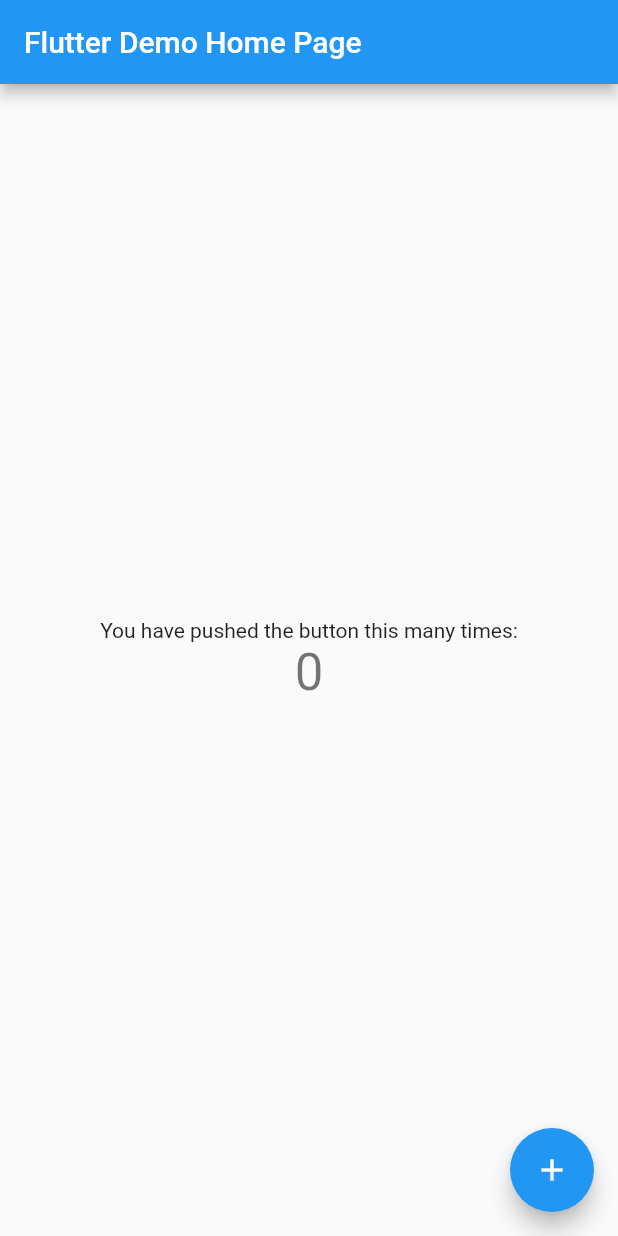
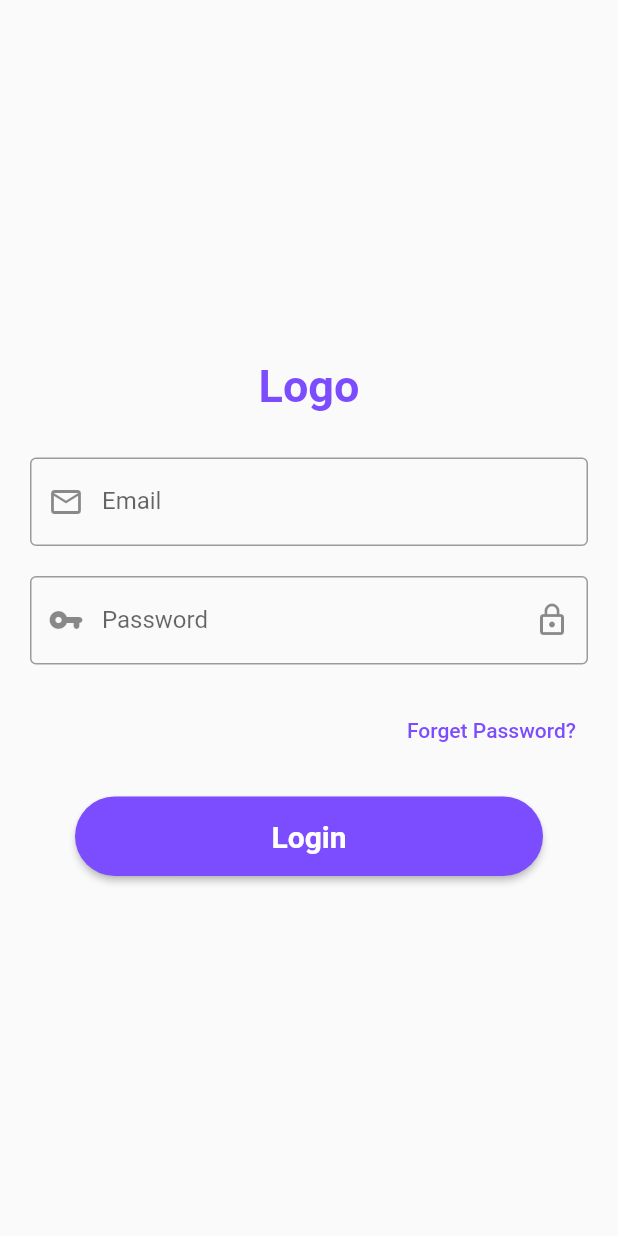
Before and after one commit to Uday0601/oemtester, a Flutter app: the screen it shows after launch, on a phone screen of 412 x 824 dp. Run offline on Flutter 3.47's test engine with Material 2 defaults, Android fonts, the phone set to English and light mode, and no system bars; our stand-ins replace form_field_validator.

Commit message:
new screens

```diff
--- /dev/null
+++ b/lib/custom_widgets/primary_button.dart
@@ -0,0 +1,31 @@
+import 'package:flutter/material.dart';
+
+class PrimaryButton extends StatelessWidget {
+  final color;
+  final textColor;
+  final VoidCallback onPressed;
+  final String text;
+
+  PrimaryButton(
+      {this.color, @required this.onPressed, this.text, this.textColor});
+
+  @override
+  Widget build(BuildContext context) {
+    return MaterialButton(
+      padding: EdgeInsets.symmetric(vertical: 15.0),
+      shape: RoundedRectangleBorder(
+        borderRadius: BorderRadius.all(
+          Radius.circular(40.0),
+        ),
+      ),
+      minWidth: double.infinity,
+      color: color,
+      onPressed: onPressed,
+      child: Text(
+        text,
+        style: TextStyle(
+            color: textColor, fontWeight: FontWeight.bold, fontSize: 20.0),
+      ),
+    );
+  }
+}
--- a/lib/main.dart
+++ b/lib/main.dart
@@ -1,8 +1,7 @@
 import 'package:flutter/material.dart';
+import 'package:oemtester/screens/login.dart';
 
-void main() {
-  runApp(MyApp());
-}
+void main() => runApp(MyApp());
 
 class MyApp extends StatelessWidget {
   // This widget is the root of your application.
@@ -11,103 +10,9 @@ class MyApp extends StatelessWidget {
     return MaterialApp(
       title: 'Flutter Demo',
       theme: ThemeData(
-        // This is the theme of your application.
-        //
-        // Try running your application with "flutter run". You'll see the
-        // application has a blue toolbar. Then, without quitting the app, try
-        // changing the primarySwatch below to Colors.green and then invoke
-        // "hot reload" (press "r" in the console where you ran "flutter run",
-        // or simply save your changes to "hot reload" in a Flutter IDE).
-        // Notice that the counter didn't reset back to zero; the application
-        // is not restarted.
-        primarySwatch: Colors.blue,
+        primarySwatch: Colors.deepPurple,
       ),
-      home: MyHomePage(title: 'Flutter Demo Home Page'),
+      home: Login(),
     );
   }
 }
-
-class MyHomePage extends StatefulWidget {
-  MyHomePage({Key key, this.title}) : super(key: key);
-
-  // This widget is the home page of your application. It is stateful, meaning
-  // that it has a State object (defined below) that contains fields that affect
-  // how it looks.
-
-  // This class is the configuration for the state. It holds the values (in this
-  // case the title) provided by the parent (in this case the App widget) and
-  // used by the build method of the State. Fields in a Widget subclass are
-  // always marked "final".
-
-  final String title;
-
-  @override
-  _MyHomePageState createState() => _MyHomePageState();
-}
-
-class _MyHomePageState extends State<MyHomePage> {
-  int _counter = 0;
-
-  void _incrementCounter() {
-    setState(() {
-      // This call to setState tells the Flutter framework that something has
-      // changed in this State, which causes it to rerun the build method below
-      // so that the display can reflect the updated values. If we changed
-      // _counter without calling setState(), then the build method would not be
-      // called again, and so nothing would appear to happen.
-      _counter++;
-    });
-  }
-
-  @override
-  Widget build(BuildContext context) {
-    // This method is rerun every time setState is called, for instance as done
-    // by the _incrementCounter method above.
-    //
-    // The Flutter framework has been optimized to make rerunning build methods
-    // fast, so that you can just rebuild anything that needs updating rather
-    // than having to individually change instances of widgets.
-    return Scaffold(
-      appBar: AppBar(
-        // Here we take the value from the MyHomePage object that was created by
-        // the App.build method, and use it to set our appbar title.
-        title: Text(widget.title),
-      ),
-      body: Center(
-        // Center is a layout widget. It takes a single child and positions it
-        // in the middle of the parent.
-        child: Column(
-          // Column is also a layout widget. It takes a list of children and
-          // arranges them vertically. By default, it sizes itself to fit its
-          // children horizontally, and tries to be as tall as its parent.
-          //
-          // Invoke "debug painting" (press "p" in the console, choose the
-          // "Toggle Debug Paint" action from the Flutter Inspector in Android
-          // Studio, or the "Toggle Debug Paint" command in Visual Studio Code)
-          // to see the wireframe for each widget.
-          //
-          // Column has various properties to control how it sizes itself and
-          // how it positions its children. Here we use mainAxisAlignment to
-          // center the children vertically; the main axis here is the vertical
-          // axis because Columns are vertical (the cross axis would be
-          // horizontal).
-          mainAxisAlignment: MainAxisAlignment.center,
-          children: <Widget>[
-            Text(
-              'You have pushed the button this many times:',
-            ),
-            Text(
-              '$_counter',
-              style: Theme.of(context).textTheme.headline4,
-            ),
-          ],
-        ),
-      ),
-      floatingActionButton: FloatingActionButton(
-        onPressed: _incrementCounter,
-        tooltip: 'Increment',
-        child: Icon(Icons.add),
-      ), // This trailing comma makes auto-formatting nicer for build methods.
-    );
-  }
-}
--- /dev/null
+++ b/lib/screens/login.dart
@@ -0,0 +1,126 @@
+import 'package:flutter/cupertino.dart';
+import 'package:flutter/material.dart';
+import 'package:form_field_validator/form_field_validator.dart';
+import 'package:oemtester/custom_widgets/primary_button.dart';
+import 'package:oemtester/screens/home.dart';
+
+class Login extends StatefulWidget {
+  @override
+  _LoginState createState() => _LoginState();
+}
+
+class _LoginState extends State<Login> {
+  bool _obscureText = true;
+  IconData _suffixIcon = Icons.lock_outline;
+
+  final emailValidator = MultiValidator([
+    EmailValidator(errorText: 'Invalid Email_Id'),
+    RequiredValidator(errorText: 'Required*')
+  ]);
+
+  final passwordValidator = MultiValidator([
+    MinLengthValidator(8, errorText: 'Password must be 8 characters*'),
+  ]);
+
+  @override
+  Widget build(BuildContext context) {
+    return SafeArea(
+      child: Scaffold(
+        body: Container(
+          child: Center(
+            child: Column(
+              mainAxisAlignment: MainAxisAlignment.center,
+              children: [
+                Text(
+                  'Logo',
+                  style: TextStyle(
+                      color: Colors.deepPurpleAccent,
+                      fontSize: 30.0,
+                      fontWeight: FontWeight.bold,
+                      fontStyle: FontStyle.normal),
+                  textAlign: TextAlign.center,
+                ),
+                SizedBox(
+                  height: 10.0,
+                ),
+                Padding(
+                  padding: EdgeInsets.fromLTRB(20.0, 20.0, 20.0, 0.0),
+                  child: TextFormField(
+                    cursorColor: Colors.deepPurpleAccent,
+                    autovalidateMode: AutovalidateMode.onUserInteraction,
+                    keyboardType: TextInputType.emailAddress,
+                    decoration: InputDecoration(
+                      labelText: 'Email',
+                      prefixIcon: Icon(Icons.email_outlined),
+                      border: OutlineInputBorder(),
+                    ),
+                    validator: emailValidator,
+                  ),
+                ),
+                Padding(
+                  padding: EdgeInsets.fromLTRB(20.0, 20.0, 20.0, 0.0),
+                  child: TextFormField(
+                    cursorColor: Colors.deepPurpleAccent,
+                    decoration: InputDecoration(
+                      border: OutlineInputBorder(),
+                      labelText: 'Password',
+                      prefixIcon: Icon(Icons.vpn_key_rounded),
+                      suffixIcon: IconButton(
+                          icon: Icon(_suffixIcon),
+                          onPressed: () {
+                            setState(() {
+                              if (_obscureText == true) {
+                                _obscureText = false;
+                                _suffixIcon = Icons.lock_open_outlined;
+                              } else {
+                                _obscureText = true;
+                                _suffixIcon = Icons.lock_outline;
+                              }
+                            });
+                          }),
+                    ),
+                    obscureText: _obscureText,
+                    keyboardType: TextInputType.visiblePassword,
+                    autovalidateMode: AutovalidateMode.onUserInteraction,
+                    validator: passwordValidator,
+                  ),
+                ),
+                Padding(
+                  padding: EdgeInsets.fromLTRB(20.0, 20.0, 20.0, 0.0),
+                  child: Row(
+                    mainAxisAlignment: MainAxisAlignment.end,
+                    children: [
+                      TextButton(
+                        onPressed: () {},
+                        child: Text(
+                          'Forget Password?',
+                          style: TextStyle(color: Colors.deepPurpleAccent),
+                        ),
+                      ),
+                    ],
+                  ),
+                ),
+                Padding(
+                  padding: EdgeInsets.fromLTRB(50.0, 20.0, 50.0, 0.0),
+                  child: PrimaryButton(
+                    onPressed: () {
+                      Navigator.pushReplacement(
+                        context,
+                        MaterialPageRoute(
+                          builder: (context) => Home(),
+                        ),
+                      );
+                    },
+                    text: 'Login',
+                    color: Colors.deepPurpleAccent,
+                    textColor: Colors.white,
+                  ),
+                ),
+              ],
+            ),
+          ),
+        ),
+      ),
+    );
+  }
+}
--- a/pubspec.yaml
+++ b/pubspec.yaml
@@ -28,6 +28,9 @@ dependencies:
   # The following adds the Cupertino Icons font to your application.
   # Use with the CupertinoIcons class for iOS style icons.
   cupertino_icons: ^1.0.2
+  form_field_validator: ^1.1.0
+  firebase_auth: ^1.1.4
+  cloud_firestore: ^2.1.0
 
 dev_dependencies:
   flutter_test:
```
Also changed, not shown: lib/custom_widgets/notification_action.dart (added, +29 -0 lines), lib/screens/home.dart (added, +26 -0 lines), lib/screens/notification.dart (added, +16 -0 lines), pubspec.lock, 1 other file.
